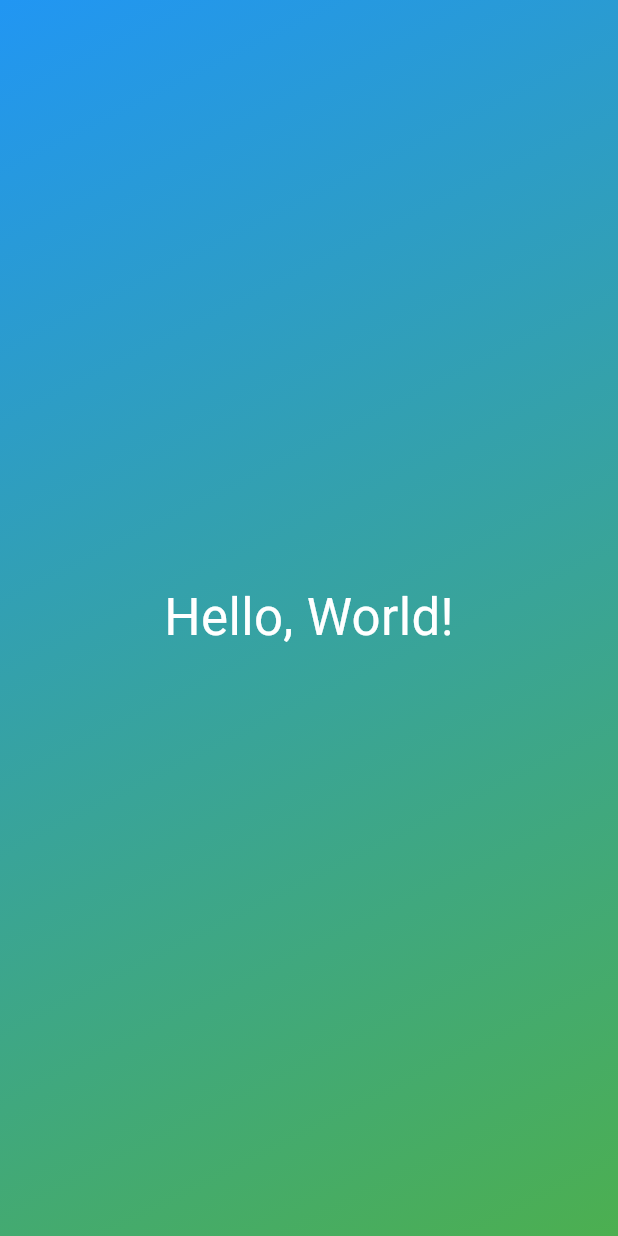
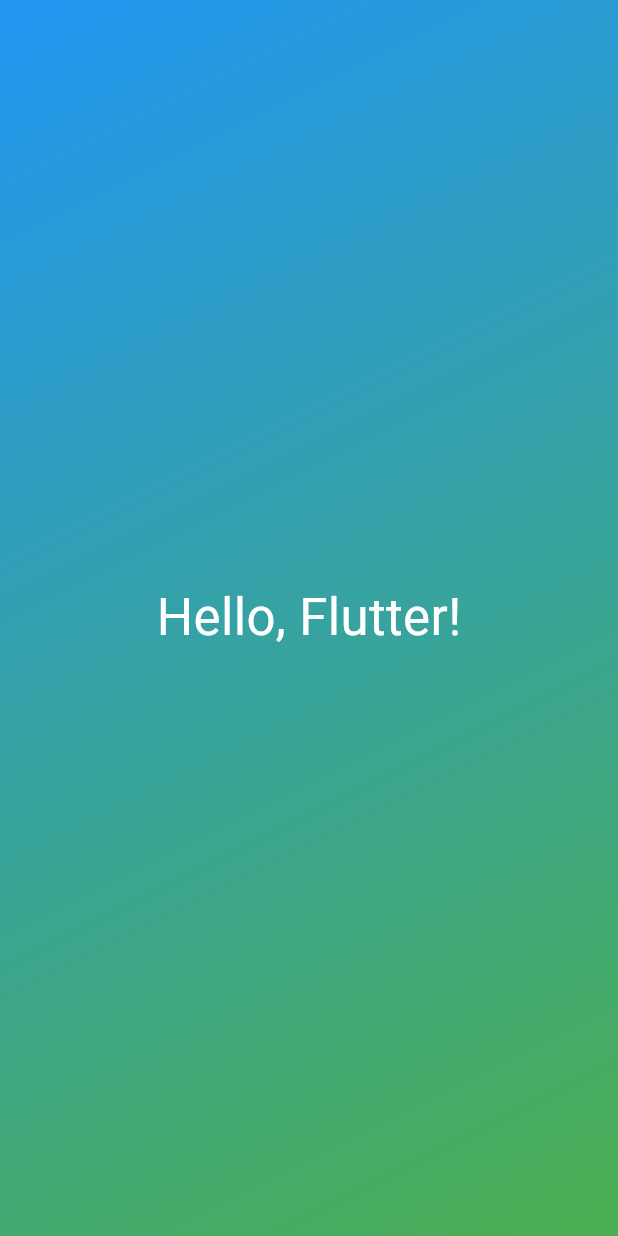
Before and after one commit to CK-Arijit/flutter_projects, a Flutter app: the screen it shows after launch, on a phone screen of 412 x 824 dp. Run offline on Flutter 3.47's test engine with Material 3 defaults, Android fonts, the phone set to English and light mode, and no system bars.

Commit message:
Code modularised - Splitting code across files. Reusable widgets and constructors. Use of final and const

```diff
--- /dev/null
+++ b/first_app/lib/gradient_container.dart
@@ -0,0 +1,29 @@
+import 'package:flutter/material.dart';
+import 'package:first_app/styled_text.dart';
+
+const startAlignment = Alignment.topLeft;
+const endAlignment = Alignment.bottomRight;
+
+class GradientContainer extends StatelessWidget {
+  final List<Color> colors;
+  const GradientContainer({
+    super.key,
+    required this.colors,
+  });
+  // This widget builds a container with a gradient background and centered text
+  @override
+  Widget build(BuildContext context) {
+    return Container(
+      decoration: BoxDecoration(
+        gradient: LinearGradient(
+          colors: colors,
+          begin: startAlignment,
+          end: endAlignment,
+        ),
+      ),
+      child: Center(
+        child: StyledText('Hello, Flutter!'),
+      ),
+    );
+  }
+}
--- a/first_app/lib/main.dart
+++ b/first_app/lib/main.dart
@@ -1,27 +1,11 @@
 import 'package:flutter/material.dart';
+import 'package:first_app/gradient_container.dart';
 
 void main() {
   runApp(
     MaterialApp(
       home: Scaffold(
-        body: Container(
-          decoration: const BoxDecoration(
-            gradient: LinearGradient(
-              colors: [Colors.blue, Colors.green],
-              begin: Alignment.topLeft,
-              end: Alignment.bottomRight,
-            ),
-          ),
-          child: const Center(
-            child: Text(
-              'Hello, World!',
-              style: TextStyle(
-                fontSize: 34,
-                color: Colors.white,
-              ),
-            ),
-          ),
-        ),
+        body: GradientContainer(colors: [Colors.blue, Colors.green]),
       ),
     ),
   );
--- /dev/null
+++ b/first_app/lib/styled_text.dart
@@ -0,0 +1,17 @@
+import 'package:flutter/material.dart';
+
+class StyledText extends StatelessWidget {
+  final String text;
+  const StyledText(this.text, {super.key});
+  // This widget builds a text widget with specific styling
+  @override
+  Widget build(BuildContext context) {
+    return Text(
+      text,
+      style: TextStyle(
+        fontSize: 34,
+        color: Colors.white,
+      ),
+    );
+  }
+}
```
